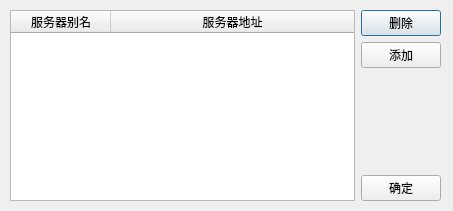
Above: ui/serverlistmanager.ui from zHElEARN/zoffline_launcher before the change. Below: the same form after it.
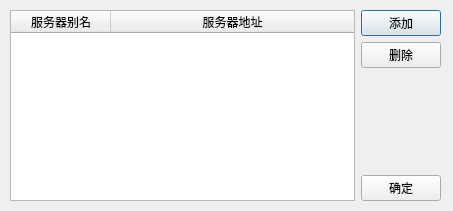
That is the form after the change.

```diff
--- a/ui/serverlistmanager.ui
+++ b/ui/serverlistmanager.ui
@@ -62,13 +62,6 @@
      <layout class="QVBoxLayout" name="verticalLayout_buttons">
       <item>
        <layout class="QVBoxLayout" name="verticalLayout_actions">
-        <item>
-         <widget class="QPushButton" name="pushButton_delete">
-          <property name="text">
-           <string>删除</string>
-          </property>
-         </widget>
-        </item>
         <item>
          <widget class="QPushButton" name="pushButton_add">
           <property name="text">
@@ -76,6 +69,13 @@
           </property>
          </widget>
         </item>
+        <item>
+         <widget class="QPushButton" name="pushButton_delete">
+          <property name="text">
+           <string>删除</string>
+          </property>
+         </widget>
+        </item>
        </layout>
       </item>
       <item>
```
Left out of the diff: 2 changed lines with no effect on the pictures.
